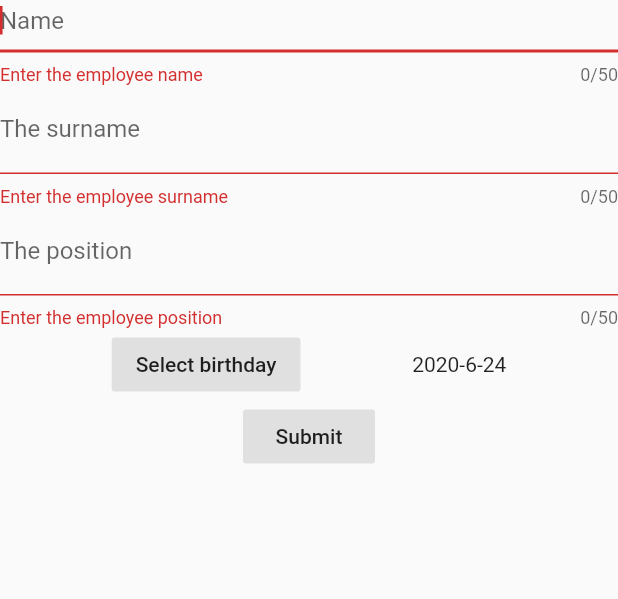
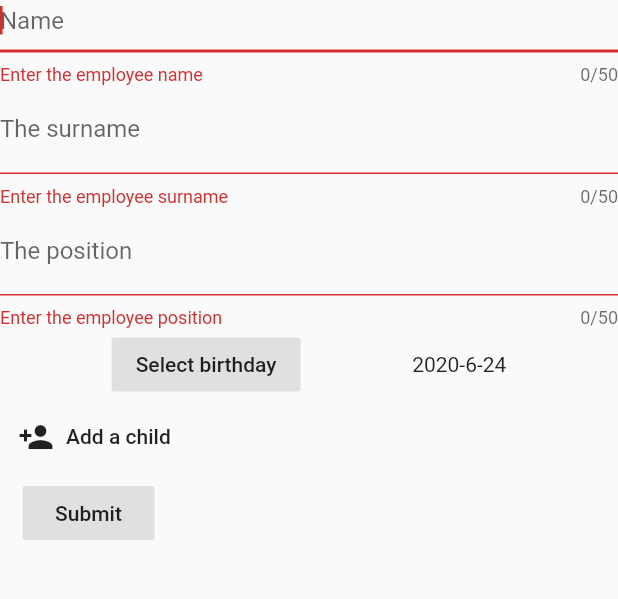
Before and after one commit to IvansPhoto/ekf_example, a Flutter app: the NewEmployee screen opened by its route, on a phone screen of 412 x 824 dp, the part 120-719 px from its top. Run offline on Flutter 3.47's test engine with Material 2 defaults, Android fonts, the phone set to English and light mode, and no system bars; our stand-ins replace hive, hive_flutter; accounts and stored records are empty; generated files the repository leaves out were written again.

Commit message:
Added Child to Employee

```diff
--- a/lib/pages/ChildrenList.dart
+++ b/lib/pages/ChildrenList.dart
@@ -6,6 +6,7 @@ import 'package:hive_flutter/hive_flutter.dart';
 class ChildrenList extends StatelessWidget {
   @override
   Widget build(BuildContext context) {
+    final EmployeesData employee = ModalRoute.of(context).settings.arguments;
     return Scaffold(
       appBar: AppBar(
         elevation: 0,
@@ -21,10 +22,24 @@ class ChildrenList extends StatelessWidget {
               ChildrenData theChild = box.getAt(index);
               return Card(
                 elevation: 0,
-                child: ListTile(
-                  title: Text('${theChild.surName} ${theChild.name}'),
-                  subtitle: Text('${theChild.birthdate.year}-${theChild.birthdate.month}-${theChild.birthdate.day}'),
-                  onTap: () => Navigator.of(context).pushNamed(RouteNames.showChild, arguments: theChild),
+                child: Column(
+                  children: <Widget>[
+                    ListTile(
+                      title: Text('${theChild.surName} ${theChild.name}'),
+//                      subtitle: Text('${theChild.birthdate.year}-${theChild.birthdate.month}-${theChild.birthdate.day}'),
+                      onTap: () => Navigator.of(context).pushNamed(RouteNames.showChild, arguments: theChild),
+                    ),
+                    if (employee != null)
+                      FlatButton.icon(
+                        label: Text('Add to ${employee.name} ${employee.surName}'),
+                        icon: Icon(Icons.person_add),
+                        onPressed: () {
+                          employee.children.add(theChild);
+                          employee.save();
+                          Navigator.pop(context);
+                        },
+                      ),
+                  ],
                 ),
               );
             },
--- a/lib/pages/NewChild/NewChildForm.dart
+++ b/lib/pages/NewChild/NewChildForm.dart
@@ -26,6 +26,7 @@ class _NewChildFormState extends State<NewChildForm> {
       _nameTEC = TextEditingController();
       _surnameTEC = TextEditingController();
       _patronymicTEC = TextEditingController();
+      _birthday = DateTime.now();
       _birthdayText = '${DateTime.now().year.toString()}-${DateTime.now().month.toString()}-${DateTime.now().day.toString()}';
     } else {
       _nameTEC = TextEditingController(text: widget.child.name);
--- a/lib/pages/NewEmployee/NewEmployeeForm.dart
+++ b/lib/pages/NewEmployee/NewEmployeeForm.dart
@@ -27,6 +27,7 @@ class _EmployeeFormState extends State<EmployeeForm> {
       _nameTEC = TextEditingController();
       _surnameTEC = TextEditingController();
       _positionTEC = TextEditingController();
+      _birthday = DateTime.now();
       _birthdayText = '${DateTime.now().year.toString()}-${DateTime.now().month.toString()}-${DateTime.now().day.toString()}';
     } else {
       _nameTEC = TextEditingController(text: widget.employee.name);
@@ -52,6 +53,7 @@ class _EmployeeFormState extends State<EmployeeForm> {
       surName: _surnameTEC.text,
       birthdate: _birthday,
       position: _positionTEC.text,
+      children: [],
     ));
     Navigator.of(context).pop();
     Scaffold.of(context).showSnackBar(SnackBar(
@@ -81,6 +83,7 @@ class _EmployeeFormState extends State<EmployeeForm> {
         key: widget._formKey,
         autovalidate: true,
         child: Column(
+          crossAxisAlignment: CrossAxisAlignment.start,
           mainAxisSize: MainAxisSize.max,
           children: <Widget>[
             TextFormField(
@@ -125,10 +128,18 @@ class _EmployeeFormState extends State<EmployeeForm> {
                 Text(_birthdayText)
               ],
             ),
-            RaisedButton(
-              elevation: 0,
-              onPressed: () => {if (widget._formKey.currentState.validate()) widget.employee == null ? _addEmployee() : _updateEmployee()},
-              child: widget.employee == null ? const Text('Submit') : const Text('Update'),
+            FlatButton.icon(
+              onPressed: () => Navigator.pushNamed(context, RouteNames.childrenList, arguments: widget.employee),
+              icon: Icon(Icons.person_add),
+              label: Text('Add a child'),
+            ),
+            Padding(
+              padding: const EdgeInsets.symmetric(horizontal: 15, vertical: 3),
+              child: RaisedButton(
+                elevation: 0,
+                onPressed: () => {if (widget._formKey.currentState.validate()) widget.employee == null ? _addEmployee() : _updateEmployee()},
+                child: widget.employee == null ? const Text('Submit') : const Text('Update'),
+              ),
             ),
           ],
         ));
```
